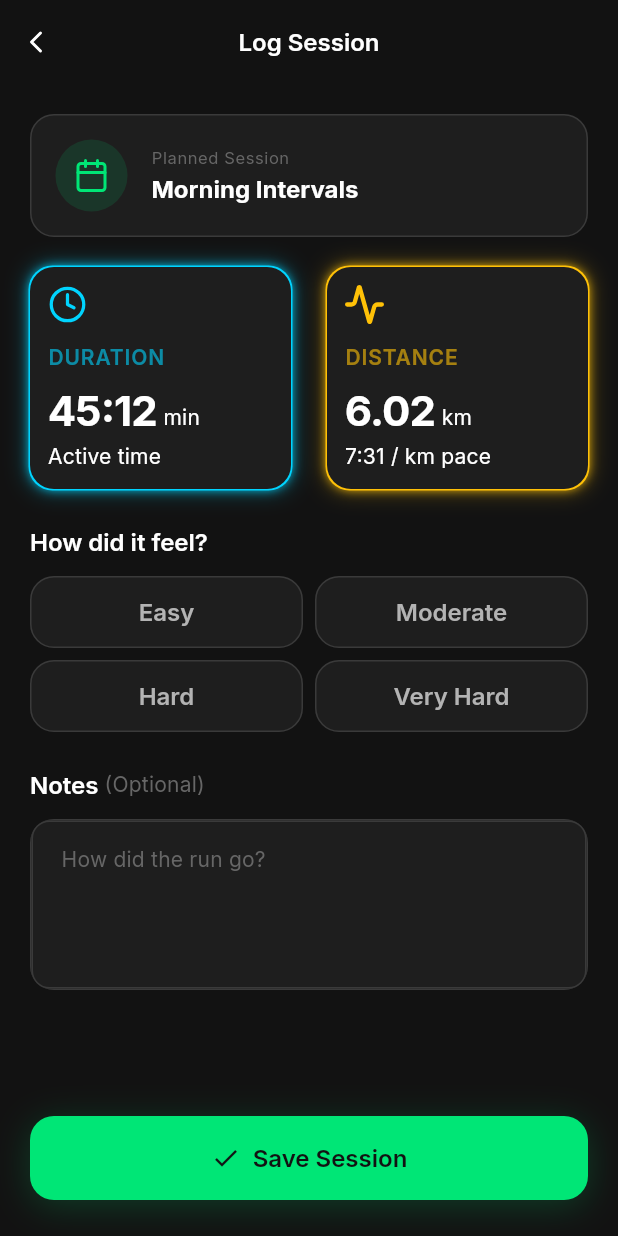
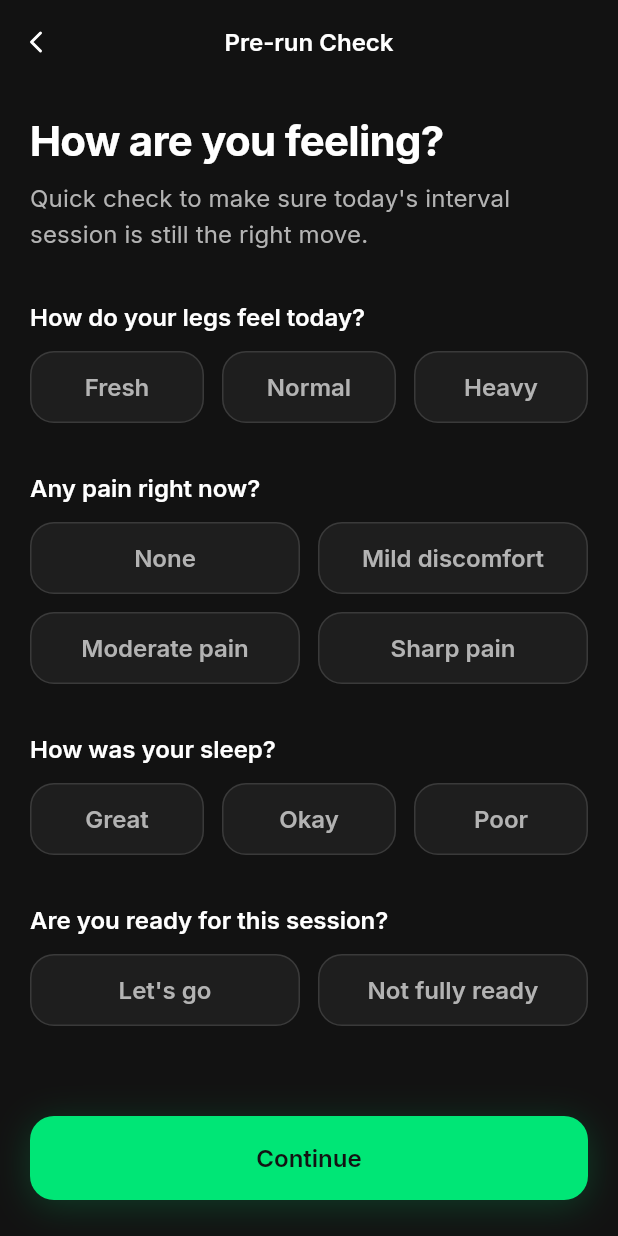
Before and after one commit to DavidGD616/Running-app, a Flutter app: the SessionDetailScreen screen opened by its route, after a tap on "Start Workout", on a phone screen of 412 x 824 dp. Run offline on Flutter 3.47's test engine with Material 3 defaults, Android fonts, the phone set to English and light mode, and no system bars; our stand-ins replace flutter_riverpod, flutter_svg, go_router, google_fonts, shared_preferences; accounts and stored records are empty.

Commit message:
feat(pre-run): implement pre-run check screen with readiness questions and routing
Adds the Pre-run Check screen with four single-select question groups (legs,
pain, sleep, readiness), wires it between session detail and log-run, and adds
full EN/ES localization.

```diff
--- a/apps/mobile/lib/core/router/app_router.dart
+++ b/apps/mobile/lib/core/router/app_router.dart
@@ -25,6 +25,7 @@ import '../../features/weekly_plan/presentation/screens/weekly_plan_screen.dart'
 import '../../features/progress/presentation/screens/progress_screen.dart';
 import '../../features/settings/presentation/screens/settings_screen.dart';
 import '../../features/session_detail/presentation/screens/session_detail_screen.dart';
+import '../../features/pre_run/presentation/screens/pre_run_screen.dart';
 import '../../features/log_run/presentation/screens/log_run_screen.dart';
 
 final appRouter = GoRouter(
@@ -112,6 +113,10 @@ final appRouter = GoRouter(
       builder: (context, state) => const SessionDetailScreen(),
     ),
     GoRoute(
+      path: RouteNames.preRun,
+      builder: (context, state) => const PreRunScreen(),
+    ),
+    GoRoute(
       path: RouteNames.logRun,
       builder: (context, state) => const LogRunScreen(),
     ),
--- a/apps/mobile/lib/core/router/route_names.dart
+++ b/apps/mobile/lib/core/router/route_names.dart
@@ -23,5 +23,6 @@ abstract class RouteNames {
   static const progress        = '/progress';
   static const settings        = '/settings';
   static const sessionDetail   = '/session-detail';
+  static const preRun          = '/pre-run';
   static const logRun          = '/log-run';
 }
--- /dev/null
+++ b/apps/mobile/lib/features/pre_run/presentation/screens/pre_run_screen.dart
@@ -0,0 +1,348 @@
+import 'package:flutter/material.dart';
+import 'package:go_router/go_router.dart';
+
+import '../../../../core/theme/app_colors.dart';
+import '../../../../core/theme/app_radius.dart';
+import '../../../../core/theme/app_spacing.dart';
+import '../../../../core/theme/app_typography.dart';
+import '../../../../core/widgets/app_header_bar.dart';
+import '../../../../core/router/route_names.dart';
+import '../../../../l10n/app_localizations.dart';
+
+class PreRunScreen extends StatefulWidget {
+  const PreRunScreen({super.key});
+
+  @override
+  State<PreRunScreen> createState() => _PreRunScreenState();
+}
+
+class _PreRunScreenState extends State<PreRunScreen> {
+  String? _legs;
+  String? _pain;
+  String? _sleep;
+  String? _readiness;
+
+  @override
+  Widget build(BuildContext context) {
+    final l10n = AppLocalizations.of(context)!;
+
+    return Scaffold(
+      backgroundColor: AppColors.backgroundPrimary,
+      appBar: AppDetailHeaderBar(
+        title: l10n.preRunTitle,
+        onBack: () => Navigator.of(context).maybePop(),
+      ),
+      body: SafeArea(
+        child: Column(
+          children: [
+            Expanded(
+              child: SingleChildScrollView(
+                padding: const EdgeInsets.fromLTRB(
+                  AppSpacing.screen,
+                  AppSpacing.lg,
+                  AppSpacing.screen,
+                  AppSpacing.xl,
+                ),
+                child: Column(
+                  crossAxisAlignment: CrossAxisAlignment.start,
+                  children: [
+                    // ── Heading ───────────────────────────────────────────
+                    Text(
+                      l10n.preRunHeading,
+                      style: AppTypography.headlineLarge.copyWith(
+                        fontWeight: FontWeight.w700,
+                      ),
+                    ),
+                    const SizedBox(height: AppSpacing.sm),
+                    Text(
+                      l10n.preRunSubtitle,
+                      style: AppTypography.bodyLarge.copyWith(
+                        color: AppColors.textSecondary,
+                      ),
+                    ),
+
+                    const SizedBox(height: AppSpacing.xxl),
+
+                    // ── Legs ──────────────────────────────────────────────
+                    _QuestionSection(
+                      label: l10n.preRunLegsQuestion,
+                      child: Row(
+                        children: [
+                          Expanded(
+                            child: _OptionButton(
+                              label: l10n.preRunFresh,
+                              isSelected: _legs == 'fresh',
+                              onTap: () => setState(() => _legs = 'fresh'),
+                            ),
+                          ),
+                          const SizedBox(width: AppSpacing.md),
+                          Expanded(
+                            child: _OptionButton(
+                              label: l10n.preRunNormal,
+                              isSelected: _legs == 'normal',
+                              onTap: () => setState(() => _legs = 'normal'),
+                            ),
+                          ),
+                          const SizedBox(width: AppSpacing.md),
+                          Expanded(
+                            child: _OptionButton(
+                              label: l10n.preRunHeavy,
+                              isSelected: _legs == 'heavy',
+                              onTap: () => setState(() => _legs = 'heavy'),
+                            ),
+                          ),
+                        ],
+                      ),
+                    ),
+
+                    const SizedBox(height: AppSpacing.xxl),
+
+                    // ── Pain ──────────────────────────────────────────────
+                    _QuestionSection(
+                      label: l10n.preRunPainQuestion,
+                      child: Column(
+                        children: [
+                          Row(
+                            children: [
+                              Expanded(
+                                child: _OptionButton(
+                                  label: l10n.preRunNone,
+                                  isSelected: _pain == 'none',
+                                  onTap: () => setState(() => _pain = 'none'),
+                                ),
+                              ),
+                              const SizedBox(width: AppSpacing.md),
+                              Expanded(
+                                child: _OptionButton(
+                                  label: l10n.preRunMildDiscomfort,
+                                  isSelected: _pain == 'mild',
+                                  onTap: () => setState(() => _pain = 'mild'),
+                                ),
+                              ),
+                            ],
+                          ),
+                          const SizedBox(height: AppSpacing.md),
+                          Row(
+                            children: [
+                              Expanded(
+                                child: _OptionButton(
+                                  label: l10n.preRunModeratePain,
+                                  isSelected: _pain == 'moderate',
+                                  onTap: () => setState(() => _pain = 'moderate'),
+                                ),
+                              ),
+                              const SizedBox(width: AppSpacing.md),
+                              Expanded(
+                                child: _OptionButton(
+                                  label: l10n.preRunSharpPain,
+                                  isSelected: _pain == 'sharp',
+                                  onTap: () => setState(() => _pain = 'sharp'),
+                                ),
+                              ),
+                            ],
+                          ),
+                        ],
+                      ),
+                    ),
+
+                    const SizedBox(height: AppSpacing.xxl),
+
+                    // ── Sleep ─────────────────────────────────────────────
+                    _QuestionSection(
+                      label: l10n.preRunSleepQuestion,
+                      child: Row(
+                        children: [
+                          Expanded(
+                            child: _OptionButton(
+                              label: l10n.preRunGreat,
+                              isSelected: _sleep == 'great',
+                              onTap: () => setState(() => _sleep = 'great'),
+                            ),
+                          ),
+                          const SizedBox(width: AppSpacing.md),
+                          Expanded(
+                            child: _OptionButton(
+                              label: l10n.preRunOkay,
+                              isSelected: _sleep == 'okay',
+                              onTap: () => setState(() => _sleep = 'okay'),
+                            ),
+                          ),
+                          const SizedBox(width: AppSpacing.md),
+                          Expanded(
+                            child: _OptionButton(
+                              label: l10n.preRunPoor,
+                              isSelected: _sleep == 'poor',
+                              onTap: () => setState(() => _sleep = 'poor'),
+                            ),
+                          ),
+                        ],
+                      ),
+                    ),
+
+                    const SizedBox(height: AppSpacing.xxl),
+
+                    // ── Readiness ─────────────────────────────────────────
+                    _QuestionSection(
+                      label: l10n.preRunReadinessQuestion,
+                      child: Row(
+                        children: [
+                          Expanded(
+                            child: _OptionButton(
+                              label: l10n.preRunLetsGo,
+                              isSelected: _readiness == 'lets_go',
+                              onTap: () => setState(() => _readiness = 'lets_go'),
+                            ),
+                          ),
+                          const SizedBox(width: AppSpacing.md),
+                          Expanded(
+                            child: _OptionButton(
+                              label: l10n.preRunNotFullyReady,
+                              isSelected: _readiness == 'not_ready',
+                              onTap: () => setState(() => _readiness = 'not_ready'),
+                            ),
+                          ),
+                        ],
+                      ),
+                    ),
+                  ],
+                ),
+              ),
+            ),
+
+            // ── Continue button ───────────────────────────────────────────
+            _ContinueButton(
+              label: l10n.preRunContinue,
+              onTap: () => context.push(RouteNames.logRun),
+            ),
+          ],
+        ),
+      ),
+    );
+  }
+}
+
+// ── Question section wrapper ──────────────────────────────────────────────────
+
+class _QuestionSection extends StatelessWidget {
+  const _QuestionSection({required this.label, required this.child});
+
+  final String label;
+  final Widget child;
+
+  @override
+  Widget build(BuildContext context) {
+    return Column(
+      crossAxisAlignment: CrossAxisAlignment.start,
+      children: [
+        Text(
+          label,
+          style: AppTypography.titleMedium.copyWith(
+            fontWeight: FontWeight.w600,
+          ),
+        ),
+        const SizedBox(height: AppSpacing.md),
+        child,
+      ],
+    );
+  }
+}
+
+// ── Option button ─────────────────────────────────────────────────────────────
+
+class _OptionButton extends StatelessWidget {
+  const _OptionButton({
+    required this.label,
+    required this.isSelected,
+    required this.onTap,
+  });
+
+  final String label;
+  final bool isSelected;
+  final VoidCallback onTap;
+
+  @override
+  Widget build(BuildContext context) {
+    return GestureDetector(
+      onTap: onTap,
+      child: AnimatedContainer(
+        duration: const Duration(milliseconds: 200),
+        height: 48,
+        decoration: BoxDecoration(
+          color: isSelected ? AppColors.accentMuted : AppColors.backgroundCard,
+          borderRadius: AppRadius.borderLg,
+          border: Border.all(
+            color: isSelected ? AppColors.accentPrimary : AppColors.borderDefault,
+          ),
+        ),
+        child: Center(
+          child: Text(
+            label,
+            style: AppTypography.titleMedium.copyWith(
+              color: isSelected ? AppColors.accentPrimary : AppColors.textSecondary,
+              fontWeight: FontWeight.w600,
+            ),
+          ),
+        ),
+      ),
+    );
+  }
+}
+
+// ── Continue button ───────────────────────────────────────────────────────────
+
+class _ContinueButton extends StatelessWidget {
+  const _ContinueButton({required this.label, required this.onTap});
+
+  final String label;
+  final VoidCallback onTap;
+
+  @override
+  Widget build(BuildContext context) {
+    return Container(
+      decoration: BoxDecoration(
+        gradient: LinearGradient(
+          begin: Alignment.topCenter,
+          end: Alignment.bottomCenter,
+          stops: const [0.0, 0.4, 1.0],
+          colors: [
+            AppColors.backgroundPrimary.withValues(alpha: 0),
+            AppColors.backgroundPrimary,
+            AppColors.backgroundPrimary,
+          ],
+        ),
+      ),
+      padding: const EdgeInsets.fromLTRB(
+        AppSpacing.screen,
+        AppSpacing.lg,
+        AppSpacing.screen,
+        AppSpacing.xl,
+      ),
+      child: GestureDetector(
+        onTap: onTap,
+        child: Container(
+          height: 56,
+          decoration: BoxDecoration(
+            color: AppColors.accentPrimary,
+            borderRadius: AppRadius.borderLg,
+            boxShadow: [
+              BoxShadow(
+                color: AppColors.accentPrimary.withValues(alpha: 0.2),
+                blurRadius: 20,
+                offset: const Offset(0, 4),
+              ),
+            ],
+          ),
+          child: Center(
+            child: Text(
+              label,
+              style: AppTypography.titleMedium.copyWith(
+                color: AppColors.backgroundPrimary,
+                fontWeight: FontWeight.w600,
+              ),
+            ),
+          ),
+        ),
+      ),
+    );
+  }
+}
--- a/apps/mobile/lib/features/session_detail/presentation/screens/session_detail_screen.dart
+++ b/apps/mobile/lib/features/session_detail/presentation/screens/session_detail_screen.dart
@@ -117,7 +117,7 @@ class SessionDetailScreen extends StatelessWidget {
           // ── Start Workout button ───────────────────────────────
           _StartButton(
             label: l10n.sessionDetailStartWorkout,
-            onTap: () => context.push(RouteNames.logRun),
+            onTap: () => context.push(RouteNames.preRun),
           ),
         ],
       ),
--- a/apps/mobile/lib/l10n/app_en.arb
+++ b/apps/mobile/lib/l10n/app_en.arb
@@ -1506,5 +1506,65 @@
   "@logSessionNotesHint": { "description": "Placeholder text in the notes text area" },
 
   "logSessionSaveButton": "Save Session",
-  "@logSessionSaveButton": { "description": "Save session CTA button label" }
+  "@logSessionSaveButton": { "description": "Save session CTA button label" },
+
+  "preRunTitle": "Pre-run Check",
+  "@preRunTitle": { "description": "Header title on the pre-run check screen" },
+
+  "preRunHeading": "How are you feeling?",
+  "@preRunHeading": { "description": "Large heading on the pre-run check screen" },
+
+  "preRunSubtitle": "Quick check to make sure today's interval session is still the right move.",
+  "@preRunSubtitle": { "description": "Subtitle below heading on the pre-run check screen" },
+
+  "preRunLegsQuestion": "How do your legs feel today?",
+  "@preRunLegsQuestion": { "description": "Question label for legs feeling section" },
+
+  "preRunFresh": "Fresh",
+  "@preRunFresh": { "description": "Legs feeling option: fresh" },
+
+  "preRunNormal": "Normal",
+  "@preRunNormal": { "description": "Legs feeling option: normal" },
+
+  "preRunHeavy": "Heavy",
+  "@preRunHeavy": { "description": "Legs feeling option: heavy" },
+
+  "preRunPainQuestion": "Any pain right now?",
+  "@preRunPainQuestion": { "description": "Question label for pain level section" },
+
+  "preRunNone": "None",
+  "@preRunNone": { "description": "Pain level option: none" },
+
+  "preRunMildDiscomfort": "Mild discomfort",
+  "@preRunMildDiscomfort": { "description": "Pain level option: mild discomfort" },
+
+  "preRunModeratePain": "Moderate pain",
+  "@preRunModeratePain": { "description": "Pain level option: moderate pain" },
+
+  "preRunSharpPain": "Sharp pain",
+  "@preRunSharpPain": { "description": "Pain level option: sharp pain" },
+
+  "preRunSleepQuestion": "How was your sleep?",
+  "@preRunSleepQuestion": { "description": "Question label for sleep quality section" },
+
+  "preRunGreat": "Great",
+  "@preRunGreat": { "description": "Sleep quality option: great" },
+
+  "preRunOkay": "Okay",
+  "@preRunOkay": { "description": "Sleep quality option: okay" },
+
+  "preRunPoor": "Poor",
+  "@preRunPoor": { "description": "Sleep quality option: poor" },
+
+  "preRunReadinessQuestion": "Are you ready for this session?",
+  "@preRunReadinessQuestion": { "description": "Question label for readiness section" },
+
+  "preRunLetsGo": "Let's go",
+  "@preRunLetsGo": { "description": "Readiness option: let's go" },
+
+  "preRunNotFullyReady": "Not fully ready",
+  "@preRunNotFullyReady": { "description": "Readiness option: not fully ready" },
+
+  "preRunContinue": "Continue",
+  "@preRunContinue": { "description": "Continue CTA button on pre-run check screen" }
 }
--- a/apps/mobile/lib/l10n/app_es.arb
+++ b/apps/mobile/lib/l10n/app_es.arb
@@ -524,5 +524,26 @@
   "logSessionNotes": "Notas",
   "logSessionOptional": "(Opcional)",
   "logSessionNotesHint": "¿Cómo fue la carrera?",
-  "logSessionSaveButton": "Guardar Sesión"
+  "logSessionSaveButton": "Guardar Sesión",
+
+  "preRunTitle": "Control Pre-carrera",
+  "preRunHeading": "¿Cómo te sientes?",
+  "preRunSubtitle": "Verificación rápida para asegurarte de que la sesión de intervalos de hoy sigue siendo la decisión correcta.",
+  "preRunLegsQuestion": "¿Cómo se sienten tus piernas hoy?",
+  "preRunFresh": "Frescas",
+  "preRunNormal": "Normal",
+  "preRunHeavy": "Pesadas",
+  "preRunPainQuestion": "¿Tienes algún dolor ahora mismo?",
+  "preRunNone": "Ninguno",
+  "preRunMildDiscomfort": "Molestia leve",
+  "preRunModeratePain": "Dolor moderado",
+  "preRunSharpPain": "Dolor agudo",
+  "preRunSleepQuestion": "¿Cómo fue tu sueño?",
+  "preRunGreat": "Excelente",
+  "preRunOkay": "Regular",
+  "preRunPoor": "Malo",
+  "preRunReadinessQuestion": "¿Estás listo para esta sesión?",
+  "preRunLetsGo": "¡Vamos!",
+  "preRunNotFullyReady": "No del todo listo",
+  "preRunContinue": "Continuar"
 }
--- a/apps/mobile/lib/l10n/app_localizations.dart
+++ b/apps/mobile/lib/l10n/app_localizations.dart
@@ -3000,6 +3000,126 @@ abstract class AppLocalizations {
   /// In en, this message translates to:
   /// **'Save Session'**
   String get logSessionSaveButton;
+
+  /// Header title on the pre-run check screen
+  ///
+  /// In en, this message translates to:
+  /// **'Pre-run Check'**
+  String get preRunTitle;
+
+  /// Large heading on the pre-run check screen
+  ///
+  /// In en, this message translates to:
+  /// **'How are you feeling?'**
+  String get preRunHeading;
+
+  /// Subtitle below heading on the pre-run check screen
+  ///
+  /// In en, this message translates to:
+  /// **'Quick check to make sure today\'s interval session is still the right move.'**
+  String get preRunSubtitle;
+
+  /// Question label for legs feeling section
+  ///
+  /// In en, this message translates to:
+  /// **'How do your legs feel today?'**
+  String get preRunLegsQuestion;
+
+  /// Legs feeling option: fresh
+  ///
+  /// In en, this message translates to:
+  /// **'Fresh'**
+  String get preRunFresh;
+
+  /// Legs feeling option: normal
+  ///
+  /// In en, this message translates to:
+  /// **'Normal'**
+  String get preRunNormal;
+
+  /// Legs feeling option: heavy
+  ///
+  /// In en, this message translates to:
+  /// **'Heavy'**
+  String get preRunHeavy;
+
+  /// Question label for pain level section
+  ///
+  /// In en, this message translates to:
+  /// **'Any pain right now?'**
+  String get preRunPainQuestion;
+
+  /// Pain level option: none
+  ///
+  /// In en, this message translates to:
+  /// **'None'**
+  String get preRunNone;
+
+  /// Pain level option: mild discomfort
+  ///
+  /// In en, this message translates to:
+  /// **'Mild discomfort'**
+  String get preRunMildDiscomfort;
+
+  /// Pain level option: moderate pain
+  ///
+  /// In en, this message translates to:
+  /// **'Moderate pain'**
+  String get preRunModeratePain;
+
+  /// Pain level option: sharp pain
+  ///
+  /// In en, this message translates to:
+  /// **'Sharp pain'**
+  String get preRunSharpPain;
+
+  /// Question label for sleep quality section
+  ///
+  /// In en, this message translates to:
+  /// **'How was your sleep?'**
+  String get preRunSleepQuestion;
+
+  /// Sleep quality option: great
+  ///
+  /// In en, this message translates to:
+  /// **'Great'**
+  String get preRunGreat;
+
+  /// Sleep quality option: okay
+  ///
+  /// In en, this message translates to:
+  /// **'Okay'**
+  String get preRunOkay;
+
+  /// Sleep quality option: poor
+  ///
+  /// In en, this message translates to:
+  /// **'Poor'**
+  String get preRunPoor;
+
+  /// Question label for readiness section
+  ///
+  /// In en, this message translates to:
+  /// **'Are you ready for this session?'**
+  String get preRunReadinessQuestion;
+
+  /// Readiness option: let's go
+  ///
+  /// In en, this message translates to:
+  /// **'Let\'s go'**
+  String get preRunLetsGo;
+
+  /// Readiness option: not fully ready
+  ///
+  /// In en, this message translates to:
+  /// **'Not fully ready'**
+  String get preRunNotFullyReady;
+
+  /// Continue CTA button on pre-run check screen
+  ///
+  /// In en, this message translates to:
+  /// **'Continue'**
+  String get preRunContinue;
 }
 
 class _AppLocalizationsDelegate
--- a/apps/mobile/lib/l10n/app_localizations_en.dart
+++ b/apps/mobile/lib/l10n/app_localizations_en.dart
@@ -1525,4 +1525,65 @@ class AppLocalizationsEn extends AppLocalizations {
 
   @override
   String get logSessionSaveButton => 'Save Session';
+
+  @override
+  String get preRunTitle => 'Pre-run Check';
+
+  @override
+  String get preRunHeading => 'How are you feeling?';
+
+  @override
+  String get preRunSubtitle =>
+      'Quick check to make sure today\'s interval session is still the right move.';
+
+  @override
+  String get preRunLegsQuestion => 'How do your legs feel today?';
+
+  @override
+  String get preRunFresh => 'Fresh';
+
+  @override
+  String get preRunNormal => 'Normal';
+
+  @override
+  String get preRunHeavy => 'Heavy';
+
+  @override
+  String get preRunPainQuestion => 'Any pain right now?';
+
+  @override
+  String get preRunNone => 'None';
+
+  @override
+  String get preRunMildDiscomfort => 'Mild discomfort';
+
+  @override
+  String get preRunModeratePain => 'Moderate pain';
+
+  @override
+  String get preRunSharpPain => 'Sharp pain';
+
+  @override
+  String get preRunSleepQuestion => 'How was your sleep?';
+
+  @override
+  String get preRunGreat => 'Great';
+
+  @override
+  String get preRunOkay => 'Okay';
+
+  @override
+  String get preRunPoor => 'Poor';
+
+  @override
+  String get preRunReadinessQuestion => 'Are you ready for this session?';
+
+  @override
+  String get preRunLetsGo => 'Let\'s go';
+
+  @override
+  String get preRunNotFullyReady => 'Not fully ready';
+
+  @override
+  String get preRunContinue => 'Continue';
 }
--- a/apps/mobile/lib/l10n/app_localizations_es.dart
+++ b/apps/mobile/lib/l10n/app_localizations_es.dart
@@ -1534,4 +1534,65 @@ class AppLocalizationsEs extends AppLocalizations {
 
   @override
   String get logSessionSaveButton => 'Guardar Sesión';
+
+  @override
+  String get preRunTitle => 'Control Pre-carrera';
+
+  @override
+  String get preRunHeading => '¿Cómo te sientes?';
+
+  @override
+  String get preRunSubtitle =>
+      'Verificación rápida para asegurarte de que la sesión de intervalos de hoy sigue siendo la decisión correcta.';
+
+  @override
+  String get preRunLegsQuestion => '¿Cómo se sienten tus piernas hoy?';
+
+  @override
+  String get preRunFresh => 'Frescas';
+
+  @override
+  String get preRunNormal => 'Normal';
+
+  @override
+  String get preRunHeavy => 'Pesadas';
+
+  @override
+  String get preRunPainQuestion => '¿Tienes algún dolor ahora mismo?';
+
+  @override
+  String get preRunNone => 'Ninguno';
+
+  @override
+  String get preRunMildDiscomfort => 'Molestia leve';
+
+  @override
+  String get preRunModeratePain => 'Dolor moderado';
+
+  @override
+  String get preRunSharpPain => 'Dolor agudo';
+
+  @override
+  String get preRunSleepQuestion => '¿Cómo fue tu sueño?';
+
+  @override
+  String get preRunGreat => 'Excelente';
+
+  @override
+  String get preRunOkay => 'Regular';
+
+  @override
+  String get preRunPoor => 'Malo';
+
+  @override
+  String get preRunReadinessQuestion => '¿Estás listo para esta sesión?';
+
+  @override
+  String get preRunLetsGo => '¡Vamos!';
+
+  @override
+  String get preRunNotFullyReady => 'No del todo listo';
+
+  @override
+  String get preRunContinue => 'Continuar';
 }
```
